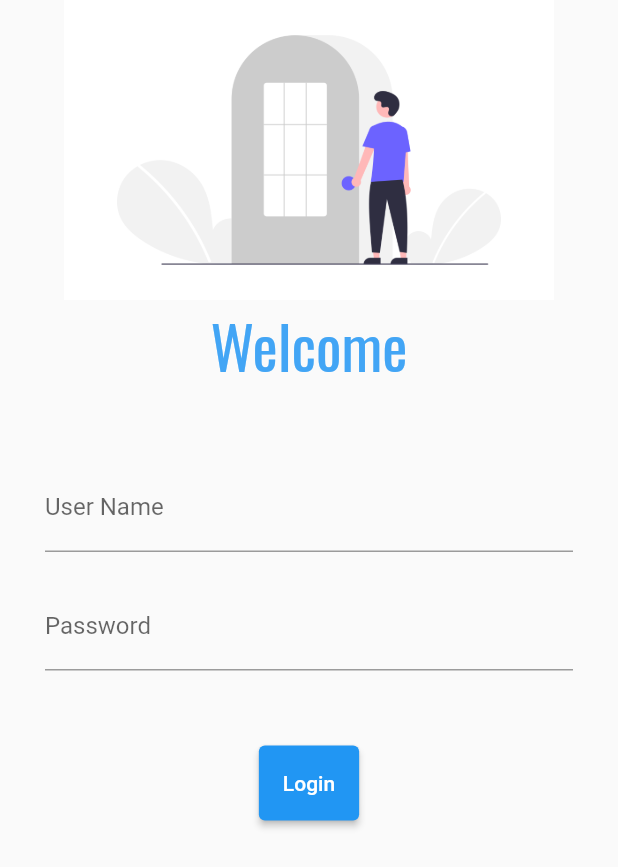
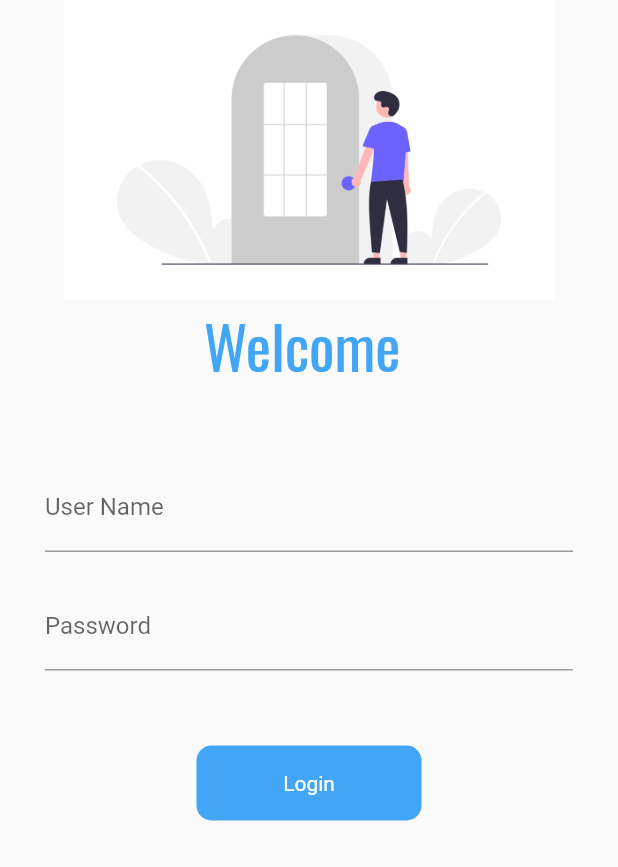
Before and after one commit to TejasParse/30DaysOfFlutter, a Flutter app: the screen it shows after launch, on a phone screen of 412 x 824 dp. Shown: the top 867 px of the screen. Run offline on Flutter 3.47's test engine with Material 2 defaults, Android fonts, the phone set to English and light mode, and no system bars; our stand-ins replace google_fonts.

Commit message:
Day 6 Done

```diff
--- a/lib/pages/login_page.dart
+++ b/lib/pages/login_page.dart
@@ -2,8 +2,17 @@ import 'package:catalog/utils/routes.dart';
 import 'package:flutter/material.dart';
 import 'package:google_fonts/google_fonts.dart';
 
-class LoginPage extends StatelessWidget {
+class LoginPage extends StatefulWidget {
   const LoginPage({Key? key}) : super(key: key);
+
+  @override
+  State<LoginPage> createState() => _LoginPageState();
+}
+
+class _LoginPageState extends State<LoginPage> {
+
+  String name ="";
+  bool clicked = false;
 
   @override
   Widget build(BuildContext context) {
@@ -14,7 +23,7 @@ class LoginPage extends StatelessWidget {
             children: [
               Image.asset("assets/images/login.png",height: 200,),
               Text(
-                "Welcome",
+                "Welcome "+ name,
                 style: GoogleFonts.oswald(fontSize: 20,color: Colors.blue[400]),
                 textScaleFactor: 2,
               ),
@@ -24,6 +33,11 @@ class LoginPage extends StatelessWidget {
                 child: Column(
                   children: [
                     TextFormField(
+                      onChanged: (value){
+                        setState(() {
+                          name=value;
+                        });
+                      },
                       decoration: InputDecoration(
                         hintText: "Enter User Name",
                         labelText: "User Name"
@@ -41,14 +55,29 @@ class LoginPage extends StatelessWidget {
                 ),
               ),
               SizedBox(height: 20,),
-              ElevatedButton(
-                style: ElevatedButton.styleFrom(
-                  minimumSize: Size(50,50),
+              InkWell(
+                onTap: () async{
+                  setState(() {
+                    clicked=true;
+                  });
+                  await Future.delayed(Duration(seconds: 1), (){
+                    Navigator.pushNamed(context, MyRoutes.homeRoute);
+                    setState(() {
+                      clicked=false;
+                    });
+                  });
+                },
+                child: AnimatedContainer(
+                    duration: Duration(seconds: 1),
+                  child: clicked? Icon(Icons.done,color: Colors.white,):Text("Login",style: TextStyle(color: Colors.white),),
+                  alignment: Alignment.center,
+                  decoration: BoxDecoration(
+                    color: Colors.blue[400],
+                    borderRadius: BorderRadius.circular(clicked?50:10),
+                  ),
+                  height: 50,
+                  width: clicked?50:150,
                 ),
-                  onPressed: (){
-                    Navigator.pushNamed(context,MyRoutes.homeRoute);
-                  },
-                  child: Text("Login")
               )
             ],
           )
```
